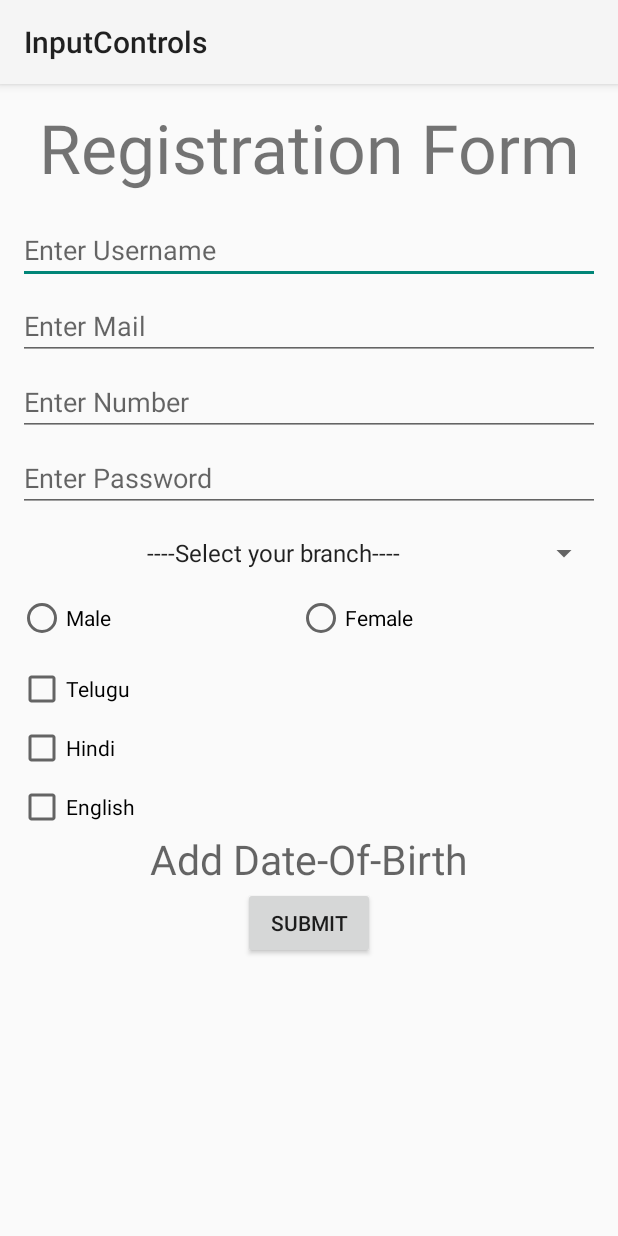
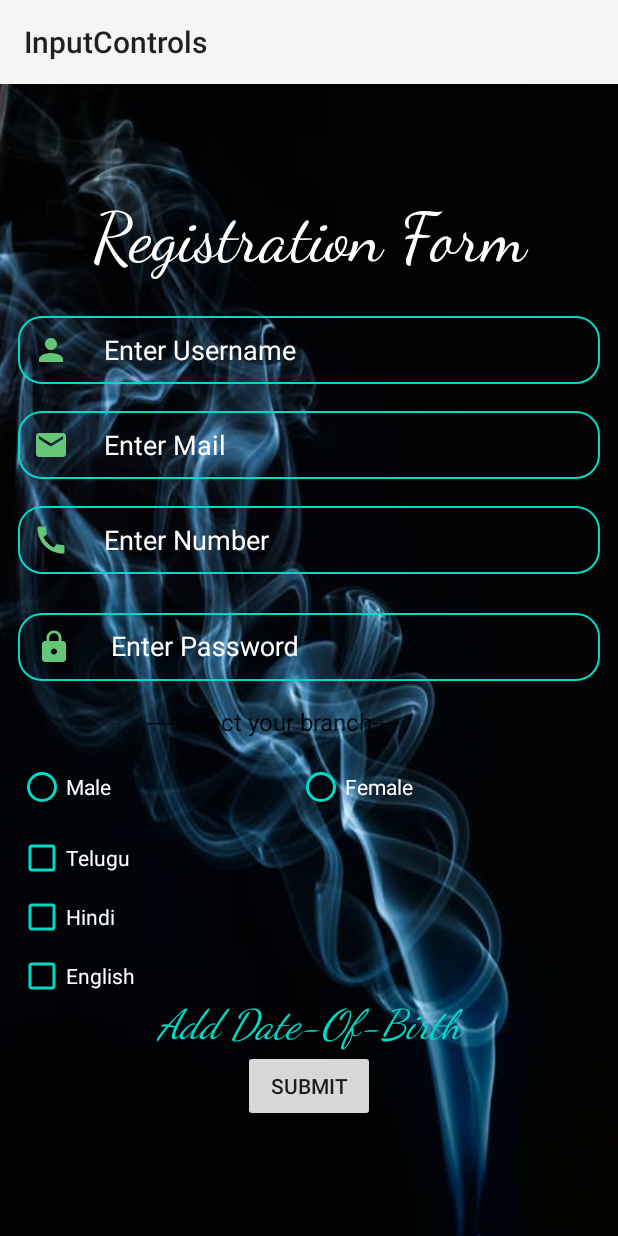
Before and after one commit to DhulipudiAchyutSaiKrishna/AndroidInternship2k21, an Android app: the screen it shows after launch (MainActivity), on a phone screen of 412 x 824 dp. Run offline under Robolectric (Android 15) with nearby library versions, the light colour scheme and no system bars.

Commit message:
Added styles

```diff
--- a/InputControls/app/src/main/java/com/example/inputcontrols/MainActivity.java
+++ b/InputControls/app/src/main/java/com/example/inputcontrols/MainActivity.java
@@ -2,18 +2,76 @@ package com.example.inputcontrols;
 
 import androidx.appcompat.app.AppCompatActivity;
 
+import android.app.DatePickerDialog;
 import android.os.Bundle;
+import android.util.Log;
 import android.view.View;
+import android.widget.CheckBox;
+import android.widget.DatePicker;
+import android.widget.EditText;
+import android.widget.RadioButton;
+import android.widget.RadioGroup;
+import android.widget.Spinner;
+import android.widget.TextView;
+
+import java.util.Calendar;
 
 public class MainActivity extends AppCompatActivity {
-
+    //Declare all the views here
+    EditText name, mail, number;
+    Spinner branch;
+    RadioGroup rg;
+    RadioButton rb;
+    CheckBox tel, hin, eng;
+    TextView dob;
     @Override
     protected void onCreate(Bundle savedInstanceState) {
         super.onCreate(savedInstanceState);
         setContentView(R.layout.activity_main);
+        //Initialise all views here
+        name = findViewById(R.id.name);
+        mail = findViewById(R.id.mail);
+        number = findViewById(R.id.number);
+        branch = findViewById(R.id.sp);
+        rg = findViewById(R.id.rg);
+        tel =findViewById(R.id.tel);
+        hin = findViewById(R.id.hin);
+        eng = findViewById(R.id.eng);
+        dob = findViewById(R.id.dob);
+
     }
 
     public void save(View view) {
+        String n = name.getText().toString();
+        String m = mail.getText().toString().trim();
+        String num = number.getText().toString();
+        String b = branch.getSelectedItem().toString();
+        int id = rg.getCheckedRadioButtonId();
+        rb = findViewById(id);
+        StringBuilder sb = new StringBuilder();
+        if(tel.isChecked()){
+            sb.append("Telugu"+"\n");
+        }
+        if(hin.isChecked()){
+            sb.append("Hindi" + "\n");
+        }
+        if(eng.isChecked()){
+            sb.append("English");
+        }
+        Log.i("Ask",n + "\n" + m + "\n" + num + "\n" + b + "\n" + rb.getText() + "\n" + sb.toString() + "\n" + dob.getText().toString());
+    }
 
+    public void dob(View view) {
+        Calendar c = Calendar.getInstance();
+        int year = c.get(Calendar.YEAR);
+        int mnth = c.get(Calendar.MONTH);
+        int day = c.get(Calendar.DAY_OF_MONTH);
+        DatePickerDialog dpd = new DatePickerDialog(this, new DatePickerDialog.OnDateSetListener() {
+            @Override
+            public void onDateSet(DatePicker view, int year, int month, int dayOfMonth) {
+                dob.setText(dayOfMonth + "/" + (month + 1) + "/" + year);
+            }
+        }, year, mnth, day);
+        dpd.show();
     }
 }
--- /dev/null
+++ b/InputControls/app/src/main/res/drawable/ic_email.xml
@@ -0,0 +1,5 @@
+<vector android:height="24dp" android:tint="#64C778"
+    android:viewportHeight="24" android:viewportWidth="24"
+    android:width="24dp" xmlns:android="http://schemas.android.com/apk/res/android">
+    <path android:fillColor="@android:color/white" android:pathData="M20,4L4,4c-1.1,0 -1.99,0.9 -1.99,2L2,18c0,1.1 0.9,2 2,2h16c1.1,0 2,-0.9 2,-2L22,6c0,-1.1 -0.9,-2 -2,-2zM20,8l-8,5 -8,-5L4,6l8,5 8,-5v2z"/>
+</vector>
--- /dev/null
+++ b/InputControls/app/src/main/res/drawable/ic_lock.xml
@@ -0,0 +1,5 @@
+<vector android:height="24dp" android:tint="#64C778"
+    android:viewportHeight="24" android:viewportWidth="24"
+    android:width="24dp" xmlns:android="http://schemas.android.com/apk/res/android">
+    <path android:fillColor="@android:color/white" android:pathData="M18,8h-1L17,6c0,-2.76 -2.24,-5 -5,-5S7,3.24 7,6v2L6,8c-1.1,0 -2,0.9 -2,2v10c0,1.1 0.9,2 2,2h12c1.1,0 2,-0.9 2,-2L20,10c0,-1.1 -0.9,-2 -2,-2zM12,17c-1.1,0 -2,-0.9 -2,-2s0.9,-2 2,-2 2,0.9 2,2 -0.9,2 -2,2zM15.1,8L8.9,8L8.9,6c0,-1.71 1.39,-3.1 3.1,-3.1 1.71,0 3.1,1.39 3.1,3.1v2z"/>
+</vector>
--- /dev/null
+++ b/InputControls/app/src/main/res/drawable/ic_person.xml
@@ -0,0 +1,5 @@
+<vector android:height="24dp" android:tint="#64C778"
+    android:viewportHeight="24" android:viewportWidth="24"
+    android:width="24dp" xmlns:android="http://schemas.android.com/apk/res/android">
+    <path android:fillColor="@android:color/white" android:pathData="M12,12c2.21,0 4,-1.79 4,-4s-1.79,-4 -4,-4 -4,1.79 -4,4 1.79,4 4,4zM12,14c-2.67,0 -8,1.34 -8,4v2h16v-2c0,-2.66 -5.33,-4 -8,-4z"/>
+</vector>
--- /dev/null
+++ b/InputControls/app/src/main/res/drawable/ic_phone.xml
@@ -0,0 +1,5 @@
+<vector android:height="24dp" android:tint="#64C778"
+    android:viewportHeight="24" android:viewportWidth="24"
+    android:width="24dp" xmlns:android="http://schemas.android.com/apk/res/android">
+    <path android:fillColor="@android:color/white" android:pathData="M20.01,15.38c-1.23,0 -2.42,-0.2 -3.53,-0.56 -0.35,-0.12 -0.74,-0.03 -1.01,0.24l-1.57,1.97c-2.83,-1.35 -5.48,-3.9 -6.89,-6.83l1.95,-1.66c0.27,-0.28 0.35,-0.67 0.24,-1.02 -0.37,-1.11 -0.56,-2.3 -0.56,-3.53 0,-0.54 -0.45,-0.99 -0.99,-0.99H4.19C3.65,3 3,3.24 3,3.99 3,13.28 10.73,21 20.01,21c0.71,0 0.99,-0.63 0.99,-1.18v-3.45c0,-0.54 -0.45,-0.99 -0.99,-0.99z"/>
+</vector>
--- /dev/null
+++ b/InputControls/app/src/main/res/drawable/shape.xml
@@ -0,0 +1,14 @@
+<?xml version="1.0" encoding="utf-8"?>
+<shape xmlns:android="http://schemas.android.com/apk/res/android"
+    android:shape="rectangle">
+
+    <stroke android:color="@color/teal_200"
+        android:width="1dp" />
+<!--    <solid android:color="@color/teal_200"/>-->
+    <corners android:radius="15dp"/>
+
+<!--    <gradient android:endColor="#05C1D9"-->
+<!--        android:startColor="#D80A50"-->
+<!--        android:angle="270"/>-->
+
+</shape>
--- a/InputControls/app/src/main/res/layout/activity_main.xml
+++ b/InputControls/app/src/main/res/layout/activity_main.xml
@@ -1,7 +1,12 @@
 <?xml version="1.0" encoding="utf-8"?>
-<LinearLayout xmlns:android="http://schemas.android.com/apk/res/android"
+<ScrollView xmlns:android="http://schemas.android.com/apk/res/android"
     xmlns:app="http://schemas.android.com/apk/res-auto"
     xmlns:tools="http://schemas.android.com/tools"
+    android:layout_width="match_parent"
+    android:layout_height="match_parent"
+    android:background="@drawable/wallpaperandroid">
+
+<LinearLayout
     android:layout_width="match_parent"
     android:layout_height="match_parent"
     android:layout_gravity="center"
@@ -13,48 +18,85 @@
         android:layout_width="match_parent"
         android:layout_height="wrap_content"
         android:text="Registration Form"
+        android:fontFamily="cursive"
         android:gravity="center"
-        android:textSize="45sp" />
+        android:textSize="45sp"
+        android:textColor="@color/white"/>
 
     <EditText
         android:id="@+id/name"
         android:layout_width="match_parent"
-        android:layout_height="wrap_content"
-        android:layout_marginTop="15dp"
-        android:hint="Enter Username" />
+        android:layout_marginTop="24dp"
+        android:hint="Enter Username"
+        android:layout_height="45dp"
+        android:padding="10dp"
+        android:drawableLeft="@drawable/ic_person"
+        android:background="@drawable/shape"
+        android:drawablePadding="23dp"
+        android:textColorHint="@color/white"
+        android:textColor="@color/white"/>
 
     <EditText
         android:id="@+id/mail"
         android:layout_width="match_parent"
-        android:layout_height="wrap_content"
-        android:layout_marginTop="5dp"
+        android:layout_marginTop="18dp"
         android:hint="Enter Mail"
-        android:inputType="textEmailAddress" />
+        android:inputType="textEmailAddress"
+        android:layout_height="45dp"
+        android:padding="10dp"
+        android:drawableLeft="@drawable/ic_email"
+        android:background="@drawable/shape"
+        android:drawablePadding="23dp"
+        android:textColorHint="@color/white"
+        android:textColor="@color/white"/>
 
     <EditText
         android:id="@+id/number"
         android:layout_width="match_parent"
+        android:layout_marginTop="18dp"
+        android:hint="Enter Number"
+        android:inputType="number"
+        android:layout_height="45dp"
+        android:padding="10dp"
+        android:drawableLeft="@drawable/ic_phone"
+        android:background="@drawable/shape"
+        android:drawablePadding="23dp"
+        android:textColorHint="@color/white"
+        android:textColor="@color/white"/>
+    <com.google.android.material.textfield.TextInputLayout
+        android:layout_width="match_parent"
         android:layout_height="wrap_content"
-        android:layout_marginTop="5dp"
-        android:hint="Enter Number"
-        android:inputType="number" />
-
+        android:layout_marginTop="15dp"
+        app:passwordToggleEnabled="true"
+        app:boxStrokeWidth="0dp"
+        app:startIconDrawable="@drawable/ic_lock"
+        app:startIconTint="#64C778"
+        android:textColorHint="@color/white"
+        android:textColor="@color/white">
     <EditText
         android:id="@+id/password"
         android:layout_width="match_parent"
-        android:layout_height="wrap_content"
         android:layout_marginTop="5dp"
         android:hint="Enter Password"
-        android:inputType="textPassword" />
+        android:inputType="textPassword"
+        android:layout_height="45dp"
+        android:padding="6dp"
+        android:drawableLeft="@drawable/ic_lock"
+        android:background="@drawable/shape"
+        android:drawablePadding="10dp"
+        android:textColorHint="@color/white"
+        android:textColor="@color/white"/>
+
+    </com.google.android.material.textfield.TextInputLayout>
 
     <Spinner
+        android:id="@+id/sp"
         android:layout_width="match_parent"
         android:layout_height="wrap_content"
-        android:id="@+id/sp"
+        android:layout_gravity="center"
+        android:layout_marginTop="15dp"
         android:entries="@array/branch"
         android:textAlignment="center"
-        android:layout_gravity="center"
-        android:layout_marginTop="15dp"
         />
 
     <RadioGroup
@@ -69,14 +111,19 @@
             android:layout_width="wrap_content"
             android:layout_height="wrap_content"
             android:layout_weight="1"
-            android:text="Male" />
+            android:text="Male"
+            android:buttonTint="@color/teal_200"
+            android:textColor="@color/white"
+            />
 
         <RadioButton
             android:id="@+id/female"
             android:layout_width="wrap_content"
             android:layout_height="wrap_content"
             android:text="Female"
-            android:layout_weight="1"/>
+            android:layout_weight="1"
+            android:buttonTint="@color/teal_200"
+            android:textColor="@color/white"/>
 
     </RadioGroup>
 
@@ -85,21 +132,27 @@
         android:layout_width="match_parent"
         android:layout_height="wrap_content"
         android:layout_marginTop="15dp"
-        android:text="Telugu" />
+        android:text="Telugu"
+        android:buttonTint="@color/teal_200"
+        android:textColor="@color/white"/>
 
     <CheckBox
         android:id="@+id/hin"
         android:layout_width="match_parent"
         android:layout_height="wrap_content"
         android:layout_marginTop="7dp"
-        android:text="Hindi" />
+        android:text="Hindi"
+        android:buttonTint="@color/teal_200"
+        android:textColor="@color/white"/>
 
     <CheckBox
         android:id="@+id/eng"
         android:layout_width="match_parent"
         android:layout_height="wrap_content"
         android:layout_marginTop="7dp"
-        android:text="English" />
+        android:text="English"
+        android:buttonTint="@color/teal_200"
+        android:textColor="@color/white"/>
 
     <TextView
         android:id="@+id/dob"
@@ -107,7 +160,11 @@
         android:layout_height="wrap_content"
         android:hint="Add Date-Of-Birth"
         android:textSize="27sp"
-        android:gravity="center"/>
+        android:gravity="center"
+        android:fontFamily="cursive"
+        android:textStyle="italic"
+        android:onClick="dob"
+        android:textColorHint="@color/teal_200"/>
 
     <Button
         android:id="@+id/submit"
@@ -118,3 +175,5 @@
         android:text="Submit" />
 
 </LinearLayout>
+
+</ScrollView>
```
Also changed, not shown: InputControls/app/src/main/res/drawable/wallpaperandroid.jpeg (added).
